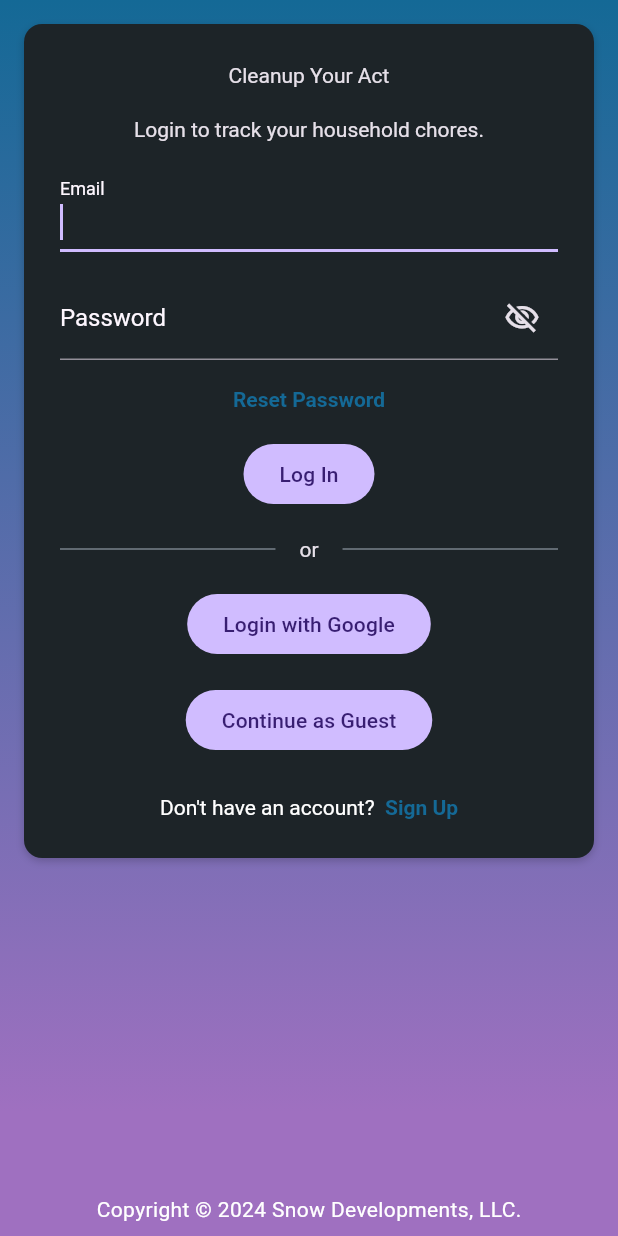
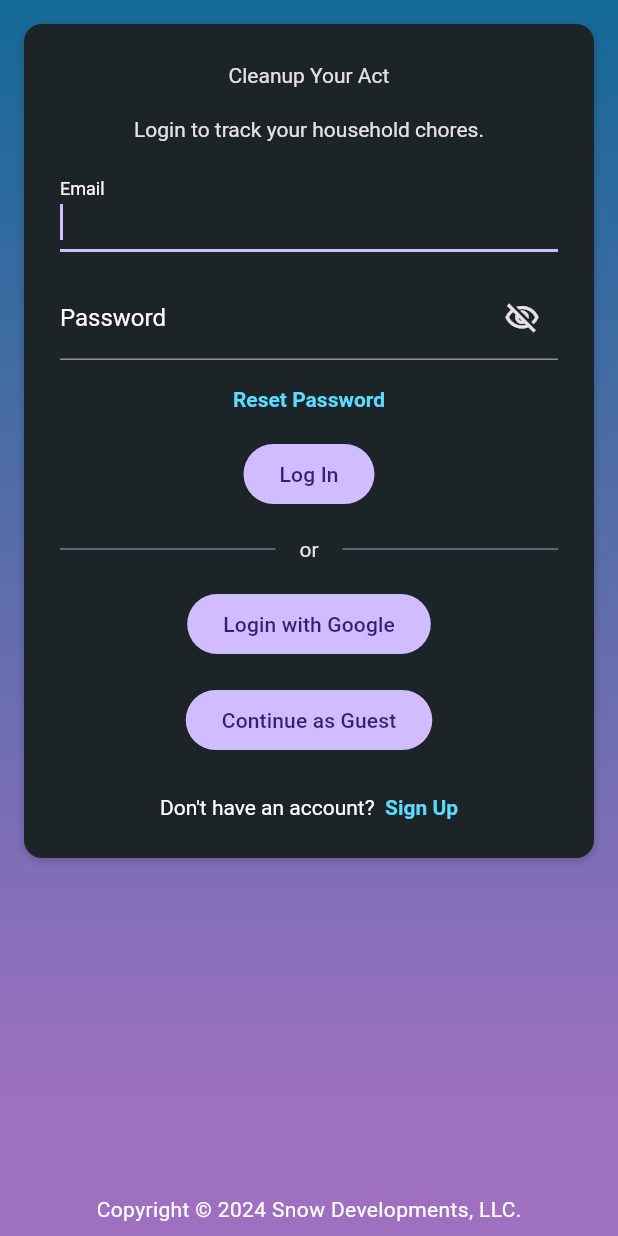
Before and after one commit to chances/chore-chart, a Flutter app: the screen it shows after launch, on a phone screen of 412 x 824 dp. Run offline on Flutter 3.47's test engine with Material 3 defaults, Android fonts, the phone set to English and light mode, and no system bars; our stand-ins replace auto_size_text, flutter_dotenv, go_router, mobx, package_info_plus, supabase and 1 more; accounts and stored records are empty; generated files the repository leaves out were written again; Roboto replaces fonts that are missing (Outfit, Readex Pro).

Commit message:
Use sky blue for hyperlinks

```diff
--- a/lib/theme.dart
+++ b/lib/theme.dart
@@ -47,8 +47,7 @@ class ChoresTheme with ChangeNotifier {
 
   ThemeData get theme => _isDark ? dark : light;
 
-  TextStyle get hyperlink =>
-      theme.typography.white.bodyMedium!.apply(color: ChoresTheme.primary).copyWith(
+  TextStyle get hyperlink => theme.typography.white.bodyMedium!.apply(color: skyBlue).copyWith(
         letterSpacing: 0.0,
         fontWeight: FontWeight.w600,
       );
```
Lines whose indentation alone changed are shown as unchanged.
